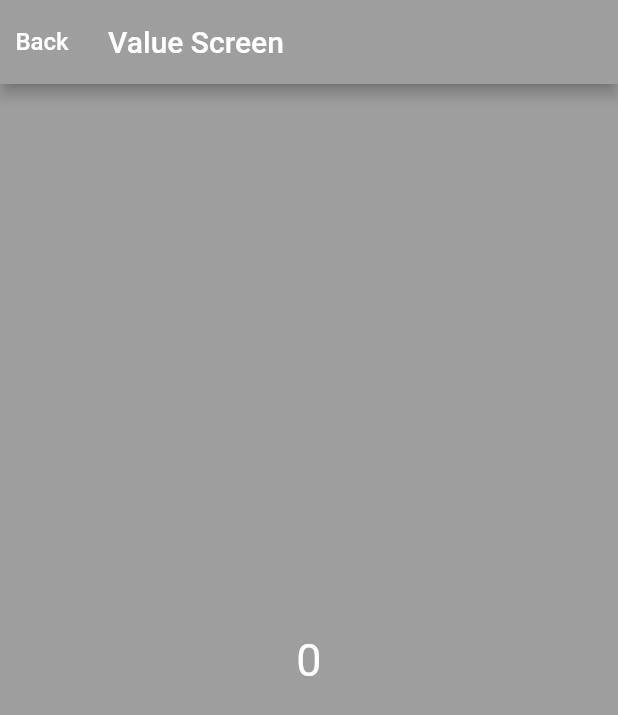
After one commit to safdaralimalik/exd-evening, a Flutter app: the screen it shows after launch, after a tap on "Navigate", on a phone screen of 412 x 824 dp. The commit adds this screen. Shown: the top 715 px of the screen. Run offline on Flutter 3.47's test engine with Material 2 defaults, Android fonts, the phone set to English and light mode, and no system bars.

Commit message:
init state navigator, passing value while navigating to new screen. push pop

```diff
--- a/lib/screens/home_screen.dart
+++ b/lib/screens/home_screen.dart
@@ -1,4 +1,5 @@
 import 'package:flutter/material.dart';
+import 'package:week_3/screens/value_screen.dart';
 class HomeScreen extends StatefulWidget {
   const HomeScreen({Key? key}) : super(key: key);
 
@@ -13,7 +14,6 @@ class _HomeScreenState extends State<HomeScreen> {
   void increment(){
     count=count+1;
     setState(() {
-
     });
   }
 
@@ -36,7 +36,6 @@ class _HomeScreenState extends State<HomeScreen> {
       body: Column(
         children: [
           Text("Counter Value: $count",style: TextStyle(fontSize: 20),),
-
           Row(
             mainAxisAlignment: MainAxisAlignment.center,
             children: [
@@ -52,8 +51,15 @@ class _HomeScreenState extends State<HomeScreen> {
                  onPressed: decrement, icon: Icon(Icons.remove_circle,color: Colors.red,))
 
             ],
-          )
+          ),
 
+          TextButton(onPressed: (){
+
+            Navigator.of(context).push(MaterialPageRoute(builder: (context){
+
+              return ValueScreen(counterValue: count);
+            }));
+          }, child: Text("Navigate"))
         ],
       )
     );
--- /dev/null
+++ b/lib/screens/value_screen.dart
@@ -0,0 +1,41 @@
+import 'package:flutter/material.dart';
+
+class ValueScreen extends StatefulWidget {
+ final int counterValue;
+  const ValueScreen({Key? key,required this.counterValue}) : super(key: key);
+  @override
+  _ValueScreenState createState() => _ValueScreenState();
+}
+class _ValueScreenState extends State<ValueScreen> {
+  String myValue="";
+
+
+  void multiplyFun({required int value}){
+    myValue="${value*2}";
+  }
+ @override
+  void initState() {
+    super.initState();
+    multiplyFun(value: widget.counterValue);
+  }
+
+
+  @override
+  Widget build(BuildContext context) {
+    return Scaffold(
+      backgroundColor: Colors.grey,
+      appBar: AppBar(
+        title: Text("Value Screen"),
+        backgroundColor: Colors.grey,
+        leading: TextButton(onPressed: (){
+          Navigator.of(context).pop();
+        },child: Text("Back",style: TextStyle(color: Colors.white,fontSize: 16),),),
+      ),
+
+      body:Center(child: Text(myValue,style: TextStyle(fontSize: 30,color: Colors.white),),)
+    );
+  }
+
+
+
+}
--- a/pubspec.yaml
+++ b/pubspec.yaml
@@ -59,7 +59,7 @@ flutter:
 
   # To add assets to your application, add an assets section, like this:
   assets:
-    - assets/
+    - assets/pngs/
 
   # An image asset can refer to one or more resolution-specific "variants", see
   # https://flutter.dev/assets-and-images/#resolution-aware
```
Also changed, not shown: assets/pngs/food.png (renamed from assets/food.png).
